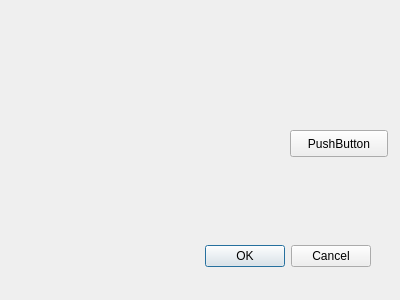
Above: tower_predictor_dialog_base.ui from klekkala/tower_predictor before the change. Below: the same form after it.
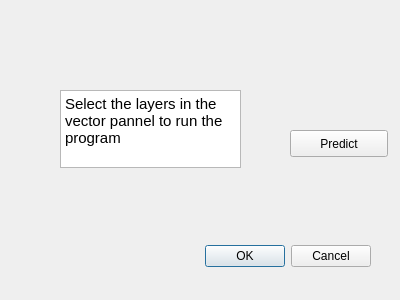
That is the form after the change.

Patch:
```diff
--- a/tower_predictor_dialog_base.ui
+++ b/tower_predictor_dialog_base.ui
@@ -39,7 +39,24 @@
     </rect>
    </property>
    <property name="text">
-    <string>PushButton</string>
+    <string>Predict</string>
+   </property>
+  </widget>
+  <widget class="QTextEdit" name="textEdit">
+   <property name="geometry">
+    <rect>
+     <x>60</x>
+     <y>90</y>
+     <width>181</width>
+     <height>78</height>
+    </rect>
+   </property>
+   <property name="html">
+    <string>&lt;!DOCTYPE HTML PUBLIC &quot;-//W3C//DTD HTML 4.0//EN&quot; &quot;http://www.w3.org/TR/REC-html40/strict.dtd&quot;&gt;
+&lt;html&gt;&lt;head&gt;&lt;meta name=&quot;qrichtext&quot; content=&quot;1&quot; /&gt;&lt;style type=&quot;text/css&quot;&gt;
+p, li { white-space: pre-wrap; }
+&lt;/style&gt;&lt;/head&gt;&lt;body style=&quot; font-family:'Ubuntu'; font-size:11pt; font-weight:400; font-style:normal;&quot;&gt;
+&lt;p style=&quot; margin-top:0px; margin-bottom:0px; margin-left:0px; margin-right:0px; -qt-block-indent:0; text-indent:0px;&quot;&gt;Select the layers in the vector pannel to run the program&lt;/p&gt;&lt;/body&gt;&lt;/html&gt;</string>
    </property>
   </widget>
  </widget>
```
